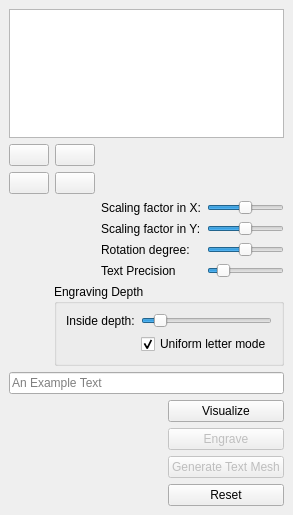
Old version of the form Polyhedron/demo/Polyhedron/Plugins/PMP/Engrave_dock_widget.ui in the repository maxGimeno/cgal.
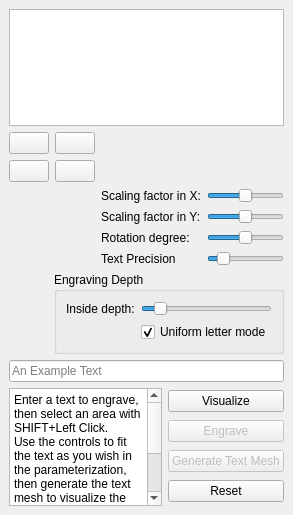
New version of the form. Icons and pictures are not drawn.

```diff
--- a/Polyhedron/demo/Polyhedron/Plugins/PMP/Engrave_dock_widget.ui
+++ b/Polyhedron/demo/Polyhedron/Plugins/PMP/Engrave_dock_widget.ui
@@ -37,6 +37,21 @@
         </property>
        </spacer>
       </item>
+      <item>
+       <widget class="QTextBrowser" name="textBrowser">
+        <property name="documentTitle">
+         <string>Help</string>
+        </property>
+        <property name="html">
+         <string>&lt;!DOCTYPE HTML PUBLIC &quot;-//W3C//DTD HTML 4.0//EN&quot; &quot;http://www.w3.org/TR/REC-html40/strict.dtd&quot;&gt;
+&lt;html&gt;&lt;head&gt;&lt;meta name=&quot;qrichtext&quot; content=&quot;1&quot; /&gt;&lt;title&gt;Help&lt;/title&gt;&lt;style type=&quot;text/css&quot;&gt;
+p, li { white-space: pre-wrap; }
+&lt;/style&gt;&lt;/head&gt;&lt;body style=&quot; font-family:'Sans Serif'; font-size:9pt; font-weight:400; font-style:normal;&quot;&gt;
+&lt;p style=&quot; margin-top:0px; margin-bottom:0px; margin-left:0px; margin-right:0px; -qt-block-indent:0; text-indent:0px;&quot;&gt;Enter a text to engrave, then select an area with SHIFT+Left Click.&lt;/p&gt;
+&lt;p style=&quot; margin-top:0px; margin-bottom:0px; margin-left:0px; margin-right:0px; -qt-block-indent:0; text-indent:0px;&quot;&gt;Use the controls to fit the text as you wish in the parameterization, then generate the text mesh to visualize the engraving. Click Engrave to terminate. Click Reset to cancel everything and enable the area selection again.&lt;/p&gt;&lt;/body&gt;&lt;/html&gt;</string>
+        </property>
+       </widget>
+      </item>
       <item>
        <layout class="QVBoxLayout" name="verticalLayout">
         <item>
```
